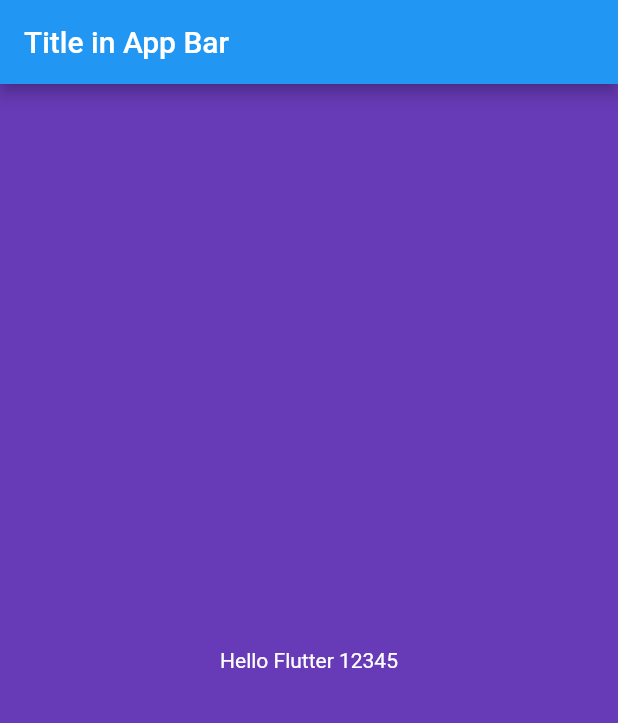
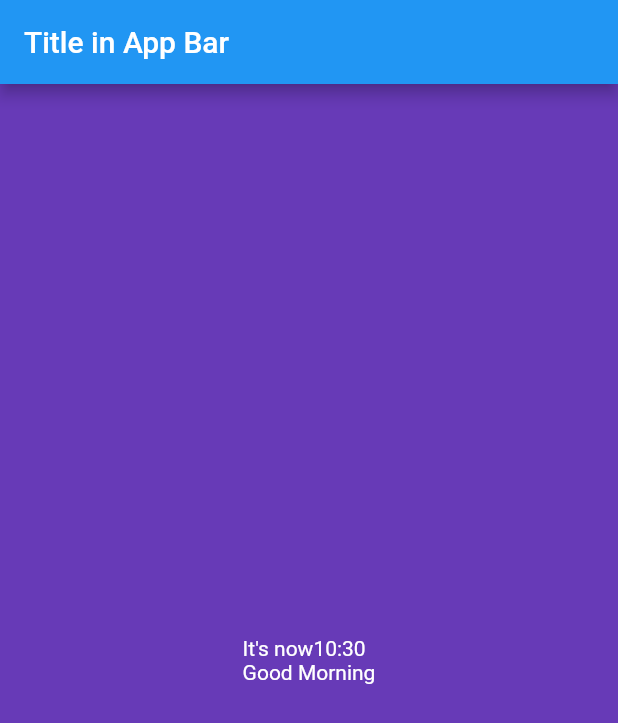
Before and after one commit to el-davo/flutter_hello_world, a Flutter app: the screen it shows after launch, on a phone screen of 412 x 824 dp. Shown: the top 723 px of the screen. Run offline on Flutter 3.47's test engine with Material 2 defaults, Android fonts, the phone set to English and light mode, and no system bars.

Commit message:
module 1

```diff
--- a/lib/screens/home.dart
+++ b/lib/screens/home.dart
@@ -13,11 +13,31 @@ class Home extends StatelessWidget {
               color: Colors.deepPurple,
               child: Center(
                 child: Text(
-                  "Hello Flutter 12345",
+                  sayHello(),
                   textDirection: TextDirection.ltr,
                   style: TextStyle(color: Colors.white),
                 ),
               ),
             )));
   }
+
+  String sayHello() {
+    String hello;
+    DateTime now = DateTime.now();
+    int hour = now.hour;
+    int minute = now.minute;
+
+    if (hour < 12) {
+      hello = "Good Morning";
+    } else if (hour < 18) {
+      hello = "Good Afternoon";
+    } else {
+      hello = "Good Evening";
+    }
+
+    String minutes =
+        (minute < 10) ? "0" + minute.toString() : minute.toString();
+
+    return "It's now" + hour.toString() + ":" + minutes + "\n" + hello;
+  }
 }
```
